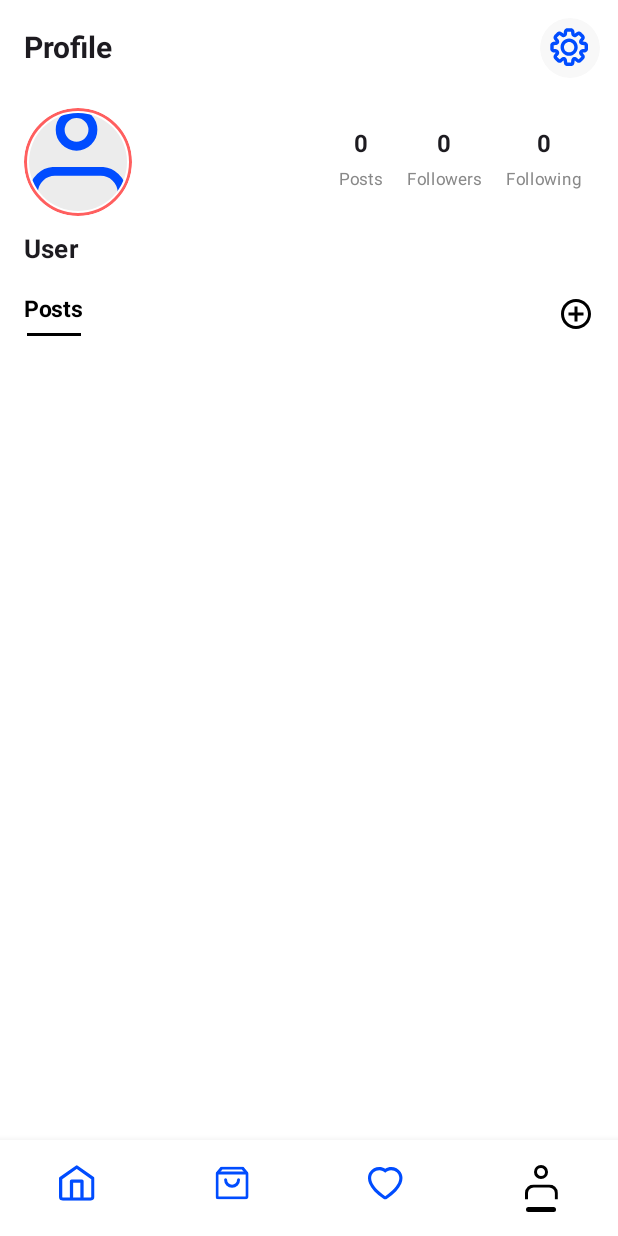
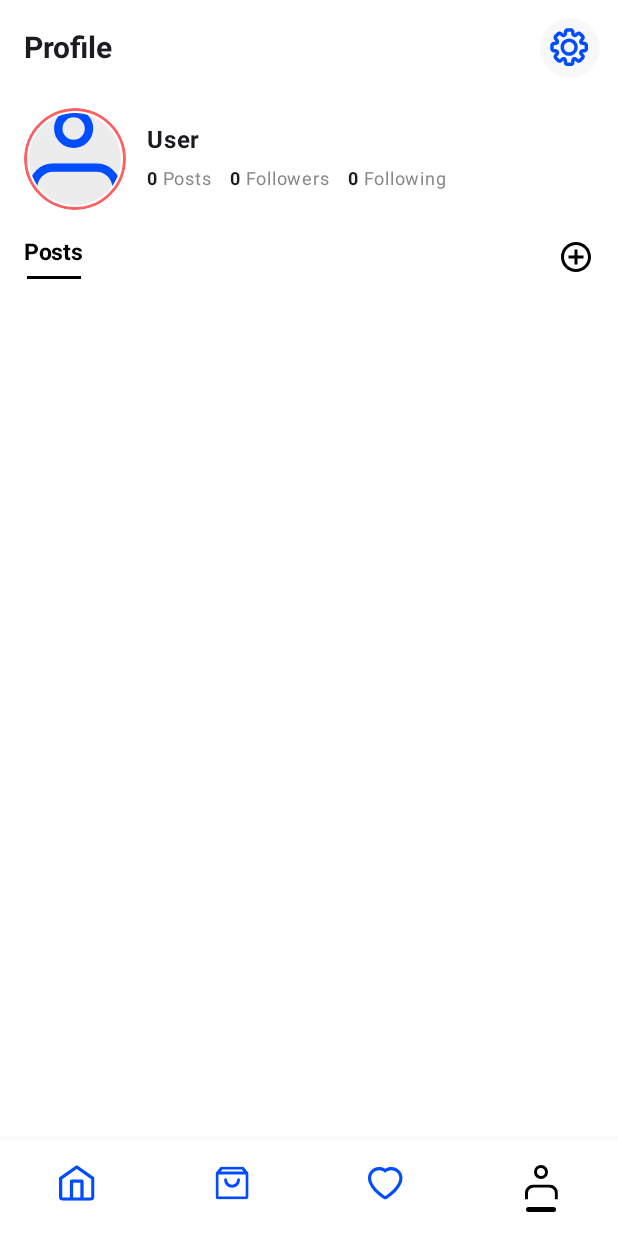
Before and after one commit to phuongphuongnguyen/Fashion-app, an Android app built with Jetpack Compose: the ProfileScreen screen opened through its navigation route, on a phone screen of 412 x 824 dp. Run offline under Robolectric (Android 15) with nearby library versions, the light colour scheme and no system bars; our stand-ins replace Firebase (no records; nobody signed in at launch, a user with empty details on screens opened directly); libraries missing offline, so code that uses them is left out: coil.decode; pictures from the network do not load; 1 statement that could not run was skipped.

Commit message:
Update user/shop profile, user search, follow

```diff
--- a/app/src/main/java/com/example/fashionapp/data/feed/FeedRepository.kt
+++ b/app/src/main/java/com/example/fashionapp/data/feed/FeedRepository.kt
@@ -61,9 +61,10 @@ class FeedRepository {
             return@callbackFlow
         }
 
+        // Chỉ lọc theo authorId (không orderBy để khỏi cần composite index),
+        // sắp xếp mới nhất trước ở client.
         val listener = db.collection("posts")
             .whereEqualTo("authorId", authorId)
-            .orderBy("createdAt", Query.Direction.DESCENDING)
             .addSnapshotListener { snapshot, error ->
                 if (error != null || snapshot == null) {
                     trySend(emptyList())
@@ -71,7 +72,9 @@ class FeedRepository {
                 }
 
                 launch {
-                    trySend(resolvePosts(snapshot.documents))
+                    val posts = resolvePosts(snapshot.documents)
+                        .sortedByDescending { it.createdAt?.toDate()?.time ?: 0L }
+                    trySend(posts)
                 }
             }
 
@@ -171,7 +174,7 @@ class FeedRepository {
             fallbackAuthorAvt = fallbackAuthorAvt
         )
         val imagePaths = imageUris.mapIndexed { index, uri ->
-            val path = "posts/$authorId/${postRef.id}/image_$index.jpg"
+            val path = "posts/${postRef.id}/image_$index.jpg"
             storage.reference.child(path).putFile(uri).await()
             path
         }
@@ -218,7 +221,7 @@ class FeedRepository {
         }.getOrNull()
         return PostAuthorInfo(
             name = userDoc?.getString("name").orEmpty().ifBlank { fallbackAuthorName.ifBlank { "User" } },
-            avatarRef = userDoc?.getString("avatarUrl").orEmpty().ifBlank { fallbackAuthorAvt },
+            avatarRef = userDoc?.getString("avatarRef").orEmpty().ifBlank { fallbackAuthorAvt },
             logoRef = ""
         )
     }
--- a/app/src/main/java/com/example/fashionapp/navigation/AppNavigation.kt
+++ b/app/src/main/java/com/example/fashionapp/navigation/AppNavigation.kt
@@ -32,6 +32,7 @@ import com.example.fashionapp.ui.app.home.MessagesScreen
 import com.example.fashionapp.ui.app.saved.SavedScreen
 import com.example.fashionapp.ui.app.saved.PostDetailScreen
 import com.example.fashionapp.ui.app.profile.ProfileScreen
+import com.example.fashionapp.ui.app.profile.ProfileRouterScreen
 import com.example.fashionapp.ui.app.shopping.CartScreen
 import com.example.fashionapp.ui.app.shopping.HistoryScreen
 import com.example.fashionapp.ui.app.shopping.PaymentScreen
@@ -285,8 +286,9 @@ fun AppNavigation(startDestination: String = Screen.Start.route) {
                     arguments = listOf(navArgument("shopId") { type = NavType.StringType })
                 ) { backStackEntry ->
                     val shopId = backStackEntry.arguments?.getString("shopId").orEmpty()
-                    ShopScreen(
-                        shopId        = shopId,
+                    // Rẽ UI theo role: shop → ShopScreen, user thường → ProfileScreen
+                    ProfileRouterScreen(
+                        id            = shopId,
                         navController = navController
                     )
                 }
--- a/app/src/main/java/com/example/fashionapp/ui/app/profile/ProfileScreen.kt
+++ b/app/src/main/java/com/example/fashionapp/ui/app/profile/ProfileScreen.kt
@@ -20,6 +20,7 @@ import androidx.compose.ui.layout.ContentScale
 import androidx.compose.ui.platform.LocalContext
 import androidx.compose.ui.res.painterResource
 import androidx.compose.ui.text.font.FontWeight
+import androidx.compose.ui.text.style.TextOverflow
 import androidx.compose.ui.unit.dp
 import androidx.compose.ui.unit.sp
 import androidx.lifecycle.viewmodel.compose.viewModel
@@ -32,6 +33,7 @@ import com.example.fashionapp.navigation.Screen
 import com.example.fashionapp.ui.app.home.HomeViewModel
 import com.example.fashionapp.ui.app.saved.SavedViewModel
 import com.example.fashionapp.ui.components.CommentBottomSheet
+import com.example.fashionapp.ui.components.FashionTopBar
 import com.example.fashionapp.ui.components.FeedPostItem
 import com.example.fashionapp.ui.components.ProfileTopBar
 
@@ -39,11 +41,16 @@ import com.example.fashionapp.ui.components.ProfileTopBar
 @Composable
 fun ProfileScreen(
     navController: NavController,
-    profileViewModel: ProfileViewModel = viewModel(),
+    userId: String? = null,
+    profileViewModel: ProfileViewModel = viewModel(
+        key = "profile_${userId.orEmpty()}",
+        factory = ProfileViewModelFactory(userId)
+    ),
     homeViewModel: HomeViewModel = viewModel(),
     savedViewModel: SavedViewModel = viewModel()
 ) {
     val uiState by profileViewModel.uiState.collectAsState()
+    val isOwnProfile = uiState.isOwnProfile
     val homeState by homeViewModel.uiState.collectAsState()
     val savedUiState by savedViewModel.uiState.collectAsState()
     val profilePosts = uiState.posts
@@ -58,10 +65,19 @@ fun ProfileScreen(
     Scaffold(
         modifier = Modifier.nestedScroll(scrollBehavior.nestedScrollConnection),
         topBar = {
-            ProfileTopBar(
-                scrollBehavior = scrollBehavior,
-                onSettingsClick = { navController.navigate(Screen.Settings.route) }
-            )
+            if (isOwnProfile) {
+                ProfileTopBar(
+                    scrollBehavior = scrollBehavior,
+                    onSettingsClick = { navController.navigate(Screen.Settings.route) }
+                )
+            } else {
+                FashionTopBar(
+                    title = uiState.user?.username?.takeIf { it.isNotBlank() }
+                        ?: uiState.user?.name?.takeIf { it.isNotBlank() }
+                        ?: "Profile",
+                    onBackClick = { navController.popBackStack() }
+                )
+            }
         },
         containerColor = Color.White,
         contentWindowInsets = WindowInsets(0, 0, 0, 0)
@@ -89,6 +105,9 @@ fun ProfileScreen(
                 ProfileHeader(
                     user = uiState.user,
                     postsCount = profilePosts.size,
+                    isOwnProfile = isOwnProfile,
+                    isFollowing = uiState.isFollowing,
+                    onFollowClick = { profileViewModel.toggleFollow() },
                     onAddPost = { navController.navigate(Screen.CreatePost.createRoute()) }
                 )
             }
@@ -131,6 +150,9 @@ fun ProfileScreen(
 private fun ProfileHeader(
     user: com.example.fashionapp.model.User?,
     postsCount: Int,
+    isOwnProfile: Boolean,
+    isFollowing: Boolean,
+    onFollowClick: () -> Unit,
     onAddPost: () -> Unit
 ) {
     val name = user?.name?.takeIf { it.isNotBlank() } ?: "User"
@@ -147,12 +169,13 @@ private fun ProfileHeader(
     }
 
     Column(modifier = Modifier.padding(horizontal = 16.dp, vertical = 8.dp)) {
+        // ── Hàng thông tin (bố cục giống ShopScreen): avatar | name + stats | Follow ──
         Row(verticalAlignment = Alignment.CenterVertically) {
             AsyncImage(
                 model = avatarRequest,
                 contentDescription = name,
                 modifier = Modifier
-                    .size(72.dp)
+                    .size(68.dp)
                     .clip(CircleShape)
                     .border(2.dp, Color(0xFFFF5F5F), CircleShape)
                     .padding(3.dp)
@@ -162,16 +185,66 @@ private fun ProfileHeader(
                 error = painterResource(R.drawable.ic_profile),
                 fallback = painterResource(R.drawable.ic_profile)
             )
-            Spacer(Modifier.weight(1f))
-            ProfileMetric(postsCount.toString(), "Posts")
-            ProfileMetric(followers.toString(), "Followers")
-            ProfileMetric(following.toString(), "Following")
+            Spacer(Modifier.width(14.dp))
+            Column(modifier = Modifier.weight(1f)) {
+                // displayName + nút Follow cùng một hàng
+                Row(verticalAlignment = Alignment.CenterVertically) {
+                    Text(
+                        name,
+                        fontSize = 16.sp,
+                        fontWeight = FontWeight.Bold,
+                        maxLines = 1,
+                        overflow = TextOverflow.Ellipsis,
+                        modifier = Modifier.weight(1f, fill = false)
+                    )
+                    if (!isOwnProfile) {
+                        Spacer(Modifier.width(8.dp))
+                        if (isFollowing) {
+                            // Đang theo dõi: chỉ chữ xanh, không button (vẫn bấm được để bỏ theo dõi)
+                            Text(
+                                "Following",
+                                fontSize = 13.sp,
+                                fontWeight = FontWeight.SemiBold,
+                                color = Color(0xFF1769FF),
+                                modifier = Modifier.clickable { onFollowClick() }
+                            )
+                        } else {
+                            Button(
+                                onClick = onFollowClick,
+                                colors = ButtonDefaults.buttonColors(containerColor = Color(0xFF1769FF)),
+                                shape = androidx.compose.foundation.shape.RoundedCornerShape(16.dp),
+                                contentPadding = PaddingValues(horizontal = 16.dp, vertical = 0.dp),
+                                modifier = Modifier.height(30.dp)
+                            ) {
+                                Text(
+                                    "Follow",
+                                    fontSize = 12.sp,
+                                    fontWeight = FontWeight.SemiBold,
+                                    color = Color.White
+                                )
+                            }
+                        }
+                    }
+                }
+                Row(
+                    verticalAlignment = Alignment.CenterVertically,
+                    modifier = Modifier.padding(top = 2.dp)
+                ) {
+                    Text(postsCount.toString(), fontSize = 12.sp, fontWeight = FontWeight.Bold)
+                    Text(" Posts", fontSize = 12.sp, color = Color.Gray)
+                    Spacer(Modifier.width(12.dp))
+                    Text(followers.toString(), fontSize = 12.sp, fontWeight = FontWeight.Bold)
+                    Text(" Followers", fontSize = 12.sp, color = Color.Gray)
+                    Spacer(Modifier.width(12.dp))
+                    Text(following.toString(), fontSize = 12.sp, fontWeight = FontWeight.Bold)
+                    Text(" Following", fontSize = 12.sp, color = Color.Gray)
+                }
+            }
         }
 
-        Spacer(Modifier.height(10.dp))
-        Text(name, fontWeight = FontWeight.Bold, fontSize = 17.sp)
         Spacer(Modifier.height(16.dp))
 
+        // ── Hàng "Posts" + nút thêm bài (chỉ trang của mình) ──
         Row(
             modifier = Modifier.fillMaxWidth(),
             horizontalArrangement = Arrangement.SpaceBetween,
@@ -192,7 +265,7 @@ private fun ProfileHeader(
                         .background(Color.Black)
                 )
             }
-            Row(horizontalArrangement = Arrangement.spacedBy(16.dp)) {
+            if (isOwnProfile) {
                 Icon(
                     imageVector = Icons.Outlined.AddCircleOutline,
                     contentDescription = "Add Post",
@@ -205,17 +278,3 @@ private fun ProfileHeader(
         }
     }
 }
-
-// ── Profile Metric ────────────────────────────────────────────────────────────
-
-
-@Composable
-private fun ProfileMetric(value: String, label: String) {
-    Column(
-        modifier = Modifier.padding(horizontal = 8.dp),
-        horizontalAlignment = Alignment.CenterHorizontally
-    ) {
-        Text(value, fontWeight = FontWeight.Bold, fontSize = 16.sp)
-        Text(label, color = Color.Gray, fontSize = 11.sp)
-    }
-}
--- a/app/src/main/java/com/example/fashionapp/ui/app/profile/ProfileViewModel.kt
+++ b/app/src/main/java/com/example/fashionapp/ui/app/profile/ProfileViewModel.kt
@@ -1,6 +1,7 @@
 package com.example.fashionapp.ui.app.profile
 
 import androidx.lifecycle.ViewModel
+import androidx.lifecycle.ViewModelProvider
 import androidx.lifecycle.viewModelScope
 import com.example.fashionapp.data.feed.FeedRepository
 import com.example.fashionapp.data.user.UserRepository
@@ -16,21 +17,31 @@ import kotlinx.coroutines.launch
 data class ProfileUiState(
     val posts: List<Post> = emptyList(),
     val user: User? = null,
-    val isLoading: Boolean = true
+    val isLoading: Boolean = true,
+    val isOwnProfile: Boolean = true,
+    val isFollowing: Boolean = false
 )
 
-class ProfileViewModel : ViewModel() {
+// viewedUserId = null → xem trang của chính mình. Khác → xem trang user khác (read-only + Follow).
+class ProfileViewModel(
+    viewedUserId: String? = null
+) : ViewModel() {
     private val feedRepository = FeedRepository()
     private val userRepository = UserRepository()
     private val auth = FirebaseAuth.getInstance()
 
-    private val _uiState = MutableStateFlow(ProfileUiState())
+    private val myUid = auth.currentUser?.uid.orEmpty()
+    private val targetId = viewedUserId?.takeIf { it.isNotBlank() } ?: myUid
+    private val isOwn = targetId.isNotBlank() && targetId == myUid
+
+    private val _uiState = MutableStateFlow(ProfileUiState(isOwnProfile = isOwn))
     val uiState: StateFlow<ProfileUiState> = _uiState.asStateFlow()
 
     init {
-        observeUserSession()
+        if (isOwn) observeUserSession()
         observeUserProfile()
         loadUserPosts()
+        if (!isOwn) observeFollowing()
     }
 
     private fun observeUserSession() {
@@ -44,12 +55,11 @@ class ProfileViewModel : ViewModel() {
     }
 
     private fun observeUserProfile() {
-        val userId = auth.currentUser?.uid ?: return
-
+        if (targetId.isBlank()) return
         viewModelScope.launch {
-            userRepository.getUserProfileFlow(userId).collect { user ->
+            userRepository.getUserProfileFlow(targetId).collect { user ->
                 if (user != null) {
-                    UserSession.updateCurrentUser(user)
+                    if (isOwn) UserSession.updateCurrentUser(user)
                     _uiState.value = _uiState.value.copy(user = user)
                 }
             }
@@ -57,16 +67,39 @@ class ProfileViewModel : ViewModel() {
     }
 
     private fun loadUserPosts() {
-        val userId = auth.currentUser?.uid ?: return
-
+        if (targetId.isBlank()) return
         viewModelScope.launch {
-            feedRepository.getPostsFlow().collect { allPosts ->
-                val userPosts = allPosts.filter { it.authorId == userId }
+            feedRepository.getPostsByAuthorFlow(targetId).collect { posts ->
                 _uiState.value = _uiState.value.copy(
-                    posts = userPosts,
+                    posts = posts,
                     isLoading = false
                 )
             }
         }
     }
+
+    private fun observeFollowing() {
+        viewModelScope.launch {
+            userRepository.isFollowingFlow(myUid, targetId).collect { following ->
+                _uiState.value = _uiState.value.copy(isFollowing = following)
+            }
+        }
+    }
+
+    fun toggleFollow() {
+        if (isOwn || myUid.isBlank() || targetId.isBlank()) return
+        val shouldFollow = !_uiState.value.isFollowing
+        viewModelScope.launch {
+            runCatching { userRepository.setFollowing(myUid, targetId, shouldFollow) }
+        }
+    }
 }
+
+class ProfileViewModelFactory(
+    private val userId: String?
+) : ViewModelProvider.Factory {
+    override fun <T : ViewModel> create(modelClass: Class<T>): T {
+        @Suppress("UNCHECKED_CAST")
+        return ProfileViewModel(userId) as T
+    }
+}
```
Also changed, not shown: app/src/main/java/com/example/fashionapp/data/search/SearchRepository.kt (+11 -4 lines), app/src/main/java/com/example/fashionapp/data/shop/ShopRepository.kt (+18 -0 lines), app/src/main/java/com/example/fashionapp/data/user/UserRepository.kt (+89 -20 lines), app/src/main/java/com/example/fashionapp/model/User.kt (+4 -4 lines), app/src/main/java/com/example/fashionapp/ui/app/profile/ProfileRouterScreen.kt (added, +39 -0 lines), app/src/main/java/com/example/fashionapp/ui/app/search/SearchScreen.kt (+6 -1 lines), app/src/main/java/com/example/fashionapp/ui/app/settings/SettingsScreen.kt (+11 -9 lines), app/src/main/java/com/example/fashionapp/ui/app/shopping/ShopScreen.kt (+58 -12 lines), app/src/main/java/com/example/fashionapp/ui/app/shopping/ShopViewModel.kt (+57 -13 lines).
